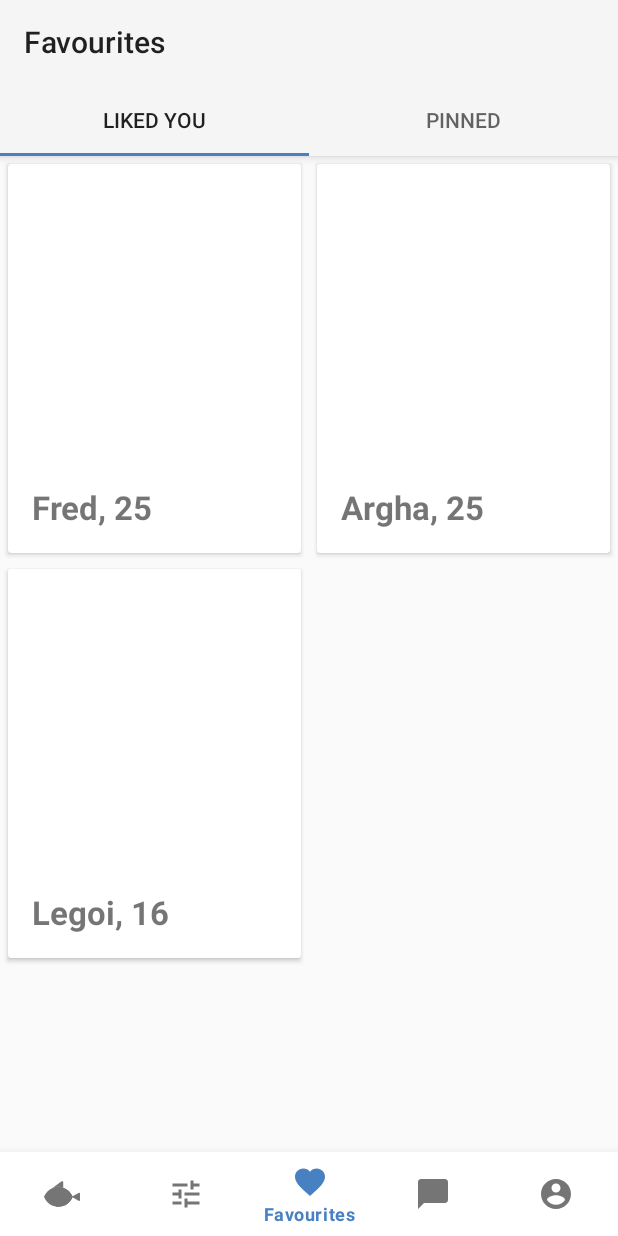
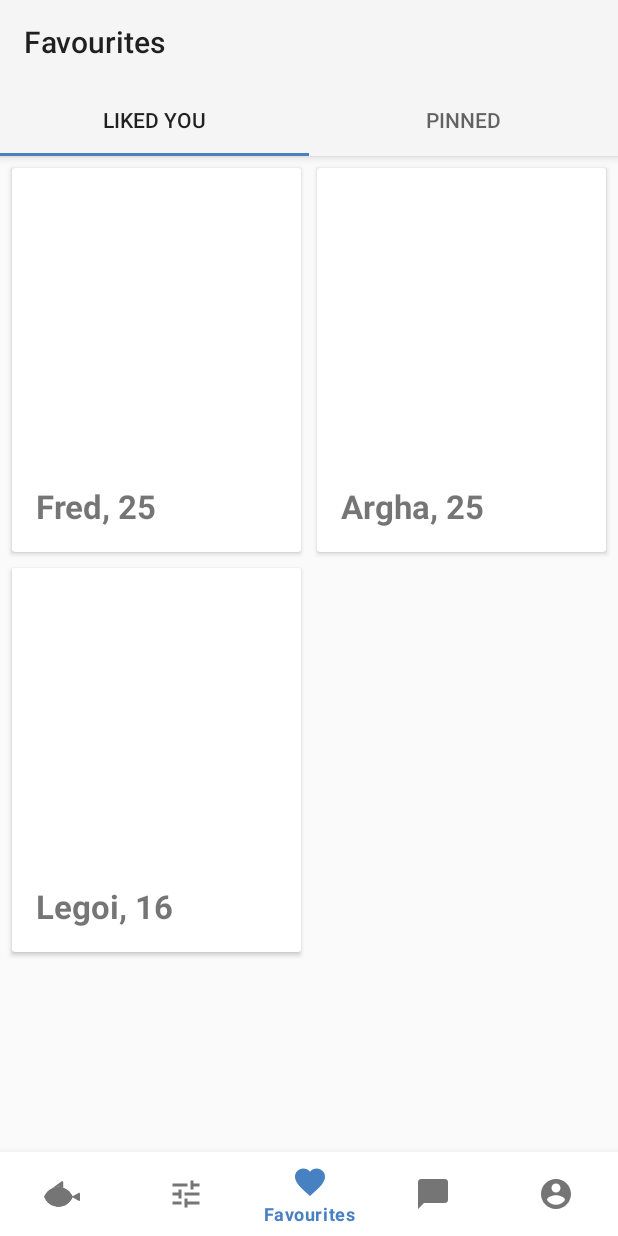
Before and after one commit to contrasting/OverfishingAndroid, an Android app: the screen it shows after launch (MainActivity), item 3 of the bottom bar chosen, on a phone screen of 412 x 824 dp. Run offline under Robolectric (Android 15) with nearby library versions, the phone set to English and light mode, and no system bars; libraries missing offline, so code that uses them is left out: androidx.palette.graphics, com.github.florent37.glidepalette, me.relex.circleindicator; pictures from the network do not load; 6 statements that could not run were skipped.

Commit message:
fit some bugs with FavouritesFragment

```diff
--- a/app/src/main/AndroidManifest.xml
+++ b/app/src/main/AndroidManifest.xml
@@ -21,6 +21,8 @@
         </activity>
         <activity android:name=".EditProfileActivity"
             android:screenOrientation="portrait"/>
+        <activity android:name=".ViewProfileActivity"
+            android:screenOrientation="portrait"/>
     </application>
 
 </manifest>
--- a/app/src/main/java/dating/overfishing/ui/main/AbstractViewProfileFragment.java
+++ b/app/src/main/java/dating/overfishing/ui/main/AbstractViewProfileFragment.java
@@ -26,6 +26,7 @@ import me.relex.circleindicator.CircleIndicator;
 
 public abstract class AbstractViewProfileFragment extends Fragment implements ProfileImageAdapter.PaletteListener {
 
+    public static final String PROFILE = "profile";
     protected MainViewModel mViewModel;
     protected TextView mDistance;
     protected TextView mAbout;
--- a/app/src/main/java/dating/overfishing/ui/main/FavouritesFragment.java
+++ b/app/src/main/java/dating/overfishing/ui/main/FavouritesFragment.java
@@ -29,7 +29,10 @@ public class FavouritesFragment extends Fragment {
         TabLayout tabLayout = rootView.findViewById(R.id.favourites_tabs);
         ViewPager viewpager = rootView.findViewById(R.id.favourites_pager);
         tabLayout.setupWithViewPager(viewpager);
-        viewpager.setAdapter(new FavouritesAdapter(getFragmentManager(), FragmentPagerAdapter.BEHAVIOR_RESUME_ONLY_CURRENT_FRAGMENT));
+
+        // note must be ChildFragmentManager, or will be blank on return
+        // https://stackoverflow.com/questions/42671729/viewpager-from-fragment-returns-blank
+        viewpager.setAdapter(new FavouritesAdapter(getChildFragmentManager(), FragmentPagerAdapter.BEHAVIOR_RESUME_ONLY_CURRENT_FRAGMENT));
 
         return rootView;
     }
--- a/app/src/main/java/dating/overfishing/ui/main/LikedUserAdapter.java
+++ b/app/src/main/java/dating/overfishing/ui/main/LikedUserAdapter.java
@@ -1,5 +1,6 @@
 package dating.overfishing.ui.main;
 
+import android.content.Intent;
 import android.graphics.Color;
 import android.view.LayoutInflater;
 import android.view.View;
@@ -8,18 +9,16 @@ import android.widget.ImageView;
 import android.widget.TextView;
 
 import androidx.annotation.NonNull;
-import androidx.annotation.Nullable;
-import androidx.palette.graphics.Palette;
 import androidx.recyclerview.widget.RecyclerView;
 
 import com.bumptech.glide.Glide;
 import com.bumptech.glide.load.resource.drawable.DrawableTransitionOptions;
-import com.github.florent37.glidepalette.BitmapPalette;
 import com.github.florent37.glidepalette.GlidePalette;
 
 import java.util.List;
 
 import dating.overfishing.R;
+import dating.overfishing.ViewProfileActivity;
 import dating.overfishing.data.UserProfile;
 
 public class LikedUserAdapter extends RecyclerView.Adapter<LikedUserAdapter.LikedViewHolder> {
@@ -55,14 +54,20 @@ public class LikedUserAdapter extends RecyclerView.Adapter<LikedUserAdapter.Like
 
         private TextView mName;
         private ImageView mImage;
+        private UserProfile mUserProfile;
 
         public LikedViewHolder(@NonNull View itemView) {
             super(itemView);
             mName = itemView.findViewById(R.id.item_liked_name);
             mImage = itemView.findViewById(R.id.item_liked_image);
+            mImage.setOnClickListener(v -> {
+                if (mUserProfile != null)
+                    itemView.getContext().startActivity(new Intent(itemView.getContext(), ViewProfileActivity.class));
+            });
         }
 
         public void bind(UserProfile profile) {
+            mUserProfile = profile;
             mName.setText(profile.getName() + ", " + profile.getAge());
             Glide.with(itemView.getContext())
                     .load(profile.getProfileImages().get(0))
--- a/app/src/main/java/dating/overfishing/ui/main/ViewProfileFragment.java
+++ b/app/src/main/java/dating/overfishing/ui/main/ViewProfileFragment.java
@@ -18,11 +18,26 @@ public class ViewProfileFragment extends AbstractViewProfileFragment {
         return new ViewProfileFragment();
     }
 
+    public static ViewProfileFragment newInstance(UserProfile profile) {
+        Bundle args = new Bundle();
+        args.putSerializable(PROFILE, profile);
+        ViewProfileFragment vpf = new ViewProfileFragment();
+        vpf.setArguments(args);
+        return vpf;
+    }
+
     @Override
     public void onActivityCreated(@Nullable Bundle savedInstanceState) {
         super.onActivityCreated(savedInstanceState);
 
-        UserProfile profile = mViewModel.getCurrentProfile().getValue();
+        UserProfile profile;
+
+        if (getArguments() != null) {
+            profile = (UserProfile) getArguments().getSerializable(PROFILE);
+        } else {
+            // if not passed from bundle then get from ViewModel
+            profile = mViewModel.getCurrentProfile().getValue();
+        }
 
         // should not be null
         if (profile != null) {
--- a/app/src/main/res/layout/fragment_liked_user.xml
+++ b/app/src/main/res/layout/fragment_liked_user.xml
@@ -13,7 +13,11 @@
         android:id="@+id/liked_no_users"
         />
 
+    <!--  margin should be half of @dimen/user_card_margin
+     for consistent spacing  -->
+
     <androidx.recyclerview.widget.RecyclerView
+        android:layout_margin="2.5dp"
         android:id="@+id/liked_recycler"
         android:layout_width="match_parent"
         android:layout_height="match_parent"/>
--- a/app/src/main/res/layout/item_liked_user.xml
+++ b/app/src/main/res/layout/item_liked_user.xml
@@ -8,7 +8,7 @@
     <androidx.cardview.widget.CardView
         android:layout_width="match_parent"
         android:layout_height="wrap_content"
-        android:layout_margin="5dp">
+        android:layout_margin="@dimen/user_card_margin">
 
         <androidx.constraintlayout.widget.ConstraintLayout
             android:layout_width="match_parent"
--- a/app/src/main/res/values/dimens.xml
+++ b/app/src/main/res/values/dimens.xml
@@ -6,4 +6,5 @@
     <dimen name="view_profile_text_size">16sp</dimen>
     <dimen name="filter_text_size">16sp</dimen>
     <dimen name="fab_padding">16dp</dimen>
+    <dimen name="user_card_margin">5dp</dimen>
 </resources>
```
Also changed, not shown: app/src/main/java/dating/overfishing/ViewProfileActivity.java (added, +14 -0 lines).
